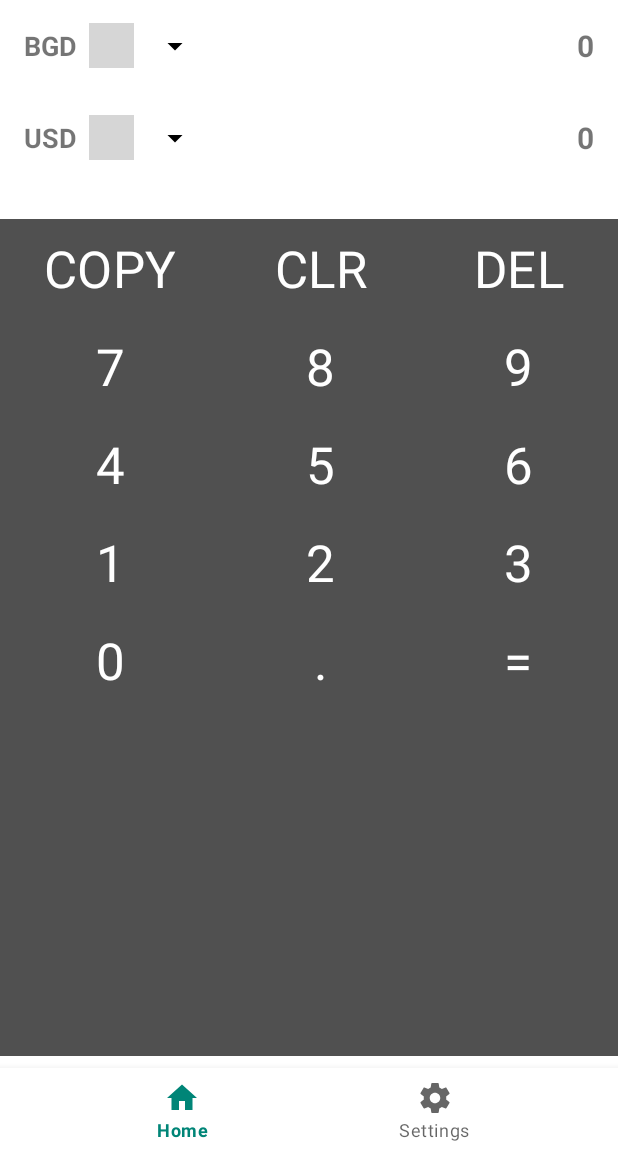
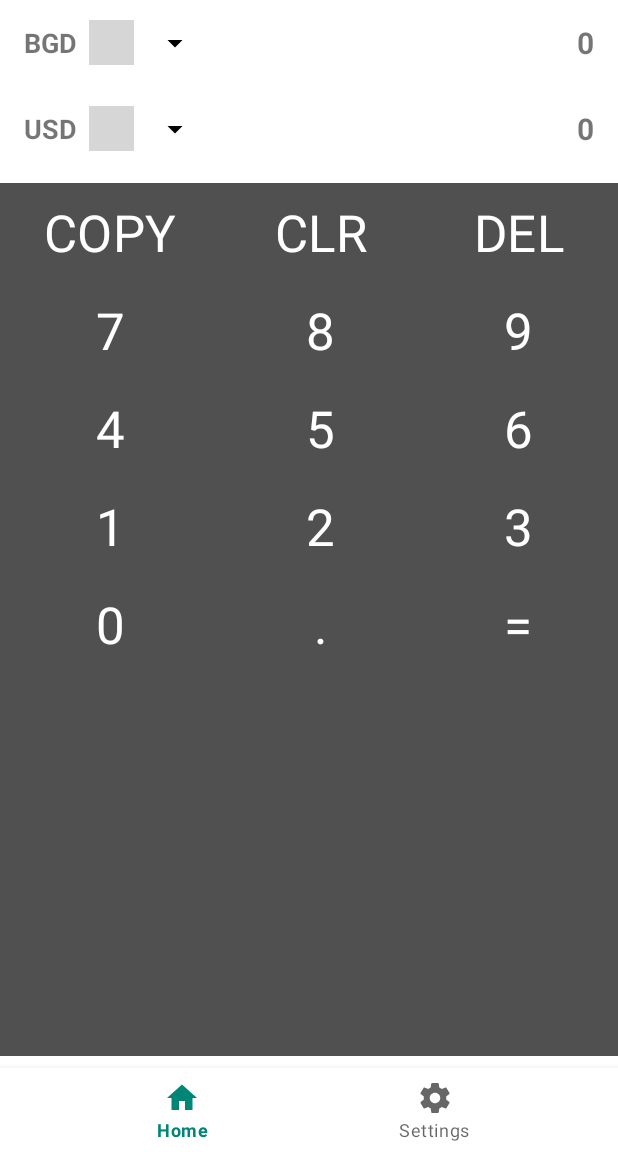
Before and after one commit to dutchmanbd/CurrencyConverter, an Android app: the screen it shows after launch (MainActivity), on a phone screen of 412 x 824 dp, the part 84-1236 px from its top. Run offline under Robolectric (Android 15) with nearby library versions, the phone set to English and light mode, and no system bars; our stand-ins replace navigation-ui; libraries missing offline, so code that uses them is left out: com.mynameismidori.currencypicker; 6 statements that could not run were skipped; grey boxes are pictures that could not be loaded.

Commit message:
layout design update

```diff
--- a/app/src/main/res/layout/home_fragment.xml
+++ b/app/src/main/res/layout/home_fragment.xml
@@ -15,11 +15,11 @@
         android:textSize="18sp"
         android:layout_width="wrap_content"
         android:layout_height="wrap_content"
-        android:layout_marginTop="16dp"
+        android:layout_marginTop="8dp"
         app:layout_constraintTop_toTopOf="parent"
         android:layout_marginStart="16dp"
         app:layout_constraintStart_toStartOf="parent"
-        android:layout_marginBottom="16dp"
+        android:layout_marginBottom="8dp"
         app:layout_constraintBottom_toTopOf="@+id/guideline2"/>
 
     <ImageView
@@ -48,9 +48,9 @@
         android:layout_width="wrap_content"
         android:layout_height="wrap_content"
         app:layout_constraintStart_toStartOf="@+id/tvFromCurrencyName"
-        android:layout_marginTop="16dp"
+        android:layout_marginTop="8dp"
         app:layout_constraintTop_toTopOf="@+id/guideline2"
-        android:layout_marginBottom="16dp"
+        android:layout_marginBottom="8dp"
         app:layout_constraintBottom_toTopOf="@+id/guideline3"/>
 
     <ImageView
@@ -67,14 +67,14 @@
         android:layout_width="wrap_content"
         android:layout_height="wrap_content"
         android:id="@+id/guideline2"
-        app:layout_constraintGuide_begin="61dp"
+        app:layout_constraintGuide_percent="0.08"
         android:orientation="horizontal"/>
 
     <androidx.constraintlayout.widget.Guideline
         android:layout_width="wrap_content"
         android:layout_height="wrap_content"
         android:id="@+id/guideline3"
-        app:layout_constraintGuide_begin="122dp"
+        app:layout_constraintGuide_percent="0.16"
         android:orientation="horizontal"/>
 
     <TextView
@@ -110,7 +110,7 @@
     <TableLayout
         android:layout_width="0dp"
         android:layout_height="0dp"
-        android:layout_marginTop="24dp"
+        android:layout_marginTop="8dp"
         android:background="#505050"
         app:layout_constraintTop_toTopOf="@+id/guideline3"
         app:layout_constraintStart_toStartOf="parent"
```
